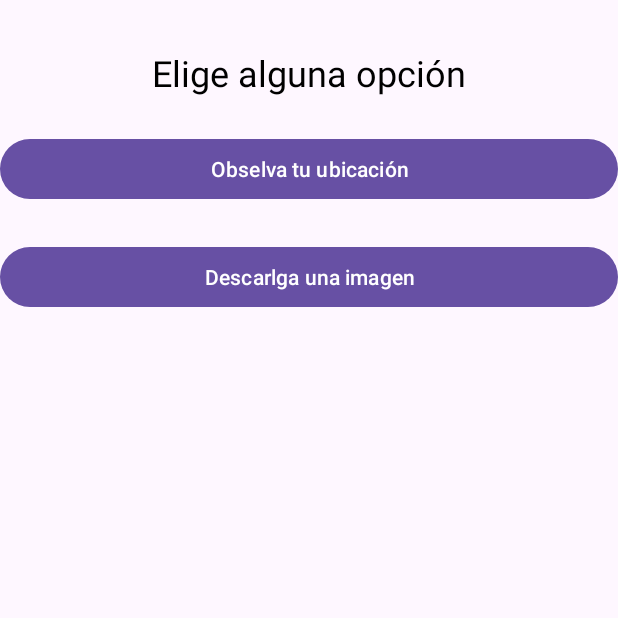
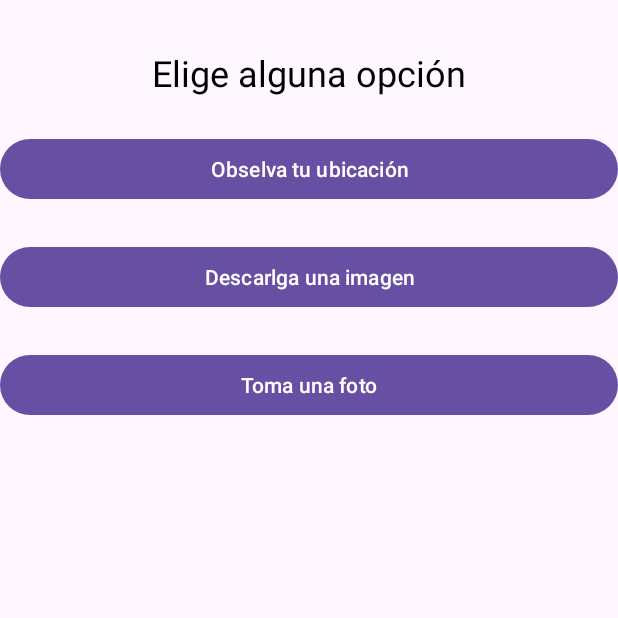
Before and after one commit to andre19fs/EvGPSMapApp, an Android app: the screen it shows after launch (MenuActivity), on a phone screen of 412 x 824 dp, the top half of it. Run offline under Robolectric (Android 15) with nearby library versions, the phone set to English and light mode, and no system bars.

Commit message:
commit final

```diff
--- a/app/src/main/AndroidManifest.xml
+++ b/app/src/main/AndroidManifest.xml
@@ -6,6 +6,8 @@
     <uses-permission android:name="android.permission.ACCESS_COARSE_LOCATION"/>
 
     <uses-permission android:name="android.permission.INTERNET" />
+
+
 
     <application
         android:allowBackup="true"
--- a/app/src/main/java/com/andres/gpsmapapp/MenuActivity.java
+++ b/app/src/main/java/com/andres/gpsmapapp/MenuActivity.java
@@ -22,6 +22,7 @@ public class MenuActivity extends AppCompatActivity {
         btnMapa = findViewById(R.id.btnMapa);
         btnImagen = findViewById(R.id.btnImagen);
 
+        //agregamos los listeners a los botones para abrir las actividades
         btnMapa.setOnClickListener(v -> {
             Intent intent = new Intent(MenuActivity.this, MainActivity.class);
             startActivity(intent);
--- a/app/src/main/res/layout/activity_menu.xml
+++ b/app/src/main/res/layout/activity_menu.xml
@@ -30,13 +30,25 @@
         app:layout_constraintHorizontal_bias="0.5" />
 
     <Button
-        android:id="@+id/btnImagen"
+    android:id="@+id/btnImagen"
+    android:layout_width="0dp"
+    android:layout_height="wrap_content"
+    android:text="Descarlga una imagen"
+    android:layout_marginTop="24dp"
+    android:contentDescription="Botón opción uno"
+    app:layout_constraintTop_toBottomOf="@id/btnMapa"
+    app:layout_constraintStart_toStartOf="parent"
+    app:layout_constraintEnd_toEndOf="parent"
+    app:layout_constraintHorizontal_bias="0.5" />
+
+    <Button
+        android:id="@+id/btnCaptura"
         android:layout_width="0dp"
         android:layout_height="wrap_content"
-        android:text="Descarlga una imagen"
+        android:text="Toma una foto"
         android:layout_marginTop="24dp"
         android:contentDescription="Botón opción uno"
-        app:layout_constraintTop_toBottomOf="@id/btnMapa"
+        app:layout_constraintTop_toBottomOf="@id/btnImagen"
         app:layout_constraintStart_toStartOf="parent"
         app:layout_constraintEnd_toEndOf="parent"
         app:layout_constraintHorizontal_bias="0.5" />
```
Also changed, not shown: app/src/main/java/com/andres/gpsmapapp/ImagenActivity.java (+5 -2 lines), app/src/main/java/com/andres/gpsmapapp/MainActivity.java (+37 -1 lines), app/src/main/res/layout/activity_main.xml (+11 -0 lines).
